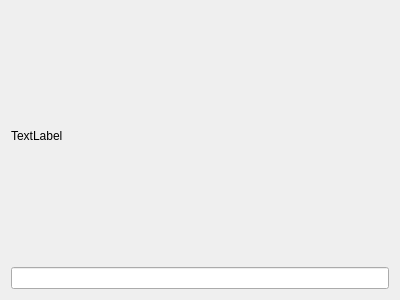
The window that src/admc/fsmo_tab.ui (altlinux/admc) describes before a commit, drawn with Qt 5.
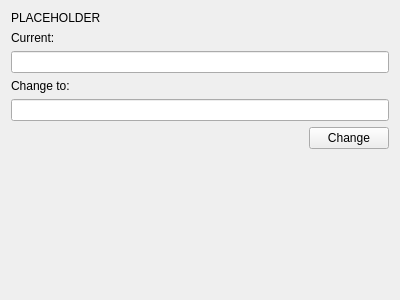
The same window after the commit.

Commit message: display current and possible new fsmo roles

Patch:
```diff
--- a/src/admc/fsmo_tab.ui
+++ b/src/admc/fsmo_tab.ui
@@ -17,12 +17,74 @@
    <item>
     <widget class="QLabel" name="explanation_label">
      <property name="text">
-      <string>TextLabel</string>
+      <string notr="true">PLACEHOLDER</string>
      </property>
     </widget>
    </item>
    <item>
-    <widget class="QLineEdit" name="edit"/>
+    <widget class="QLabel" name="label_2">
+     <property name="text">
+      <string>Current:</string>
+     </property>
+    </widget>
+   </item>
+   <item>
+    <widget class="QLineEdit" name="current_edit">
+     <property name="readOnly">
+      <bool>true</bool>
+     </property>
+    </widget>
+   </item>
+   <item>
+    <widget class="QLabel" name="label">
+     <property name="text">
+      <string>Change to:</string>
+     </property>
+    </widget>
+   </item>
+   <item>
+    <widget class="QLineEdit" name="new_edit">
+     <property name="readOnly">
+      <bool>true</bool>
+     </property>
+    </widget>
+   </item>
+   <item>
+    <layout class="QHBoxLayout" name="horizontalLayout">
+     <item>
+      <spacer name="horizontalSpacer">
+       <property name="orientation">
+        <enum>Qt::Horizontal</enum>
+       </property>
+       <property name="sizeHint" stdset="0">
+        <size>
+         <width>40</width>
+         <height>20</height>
+        </size>
+       </property>
+      </spacer>
+     </item>
+     <item>
+      <widget class="QPushButton" name="change_button">
+       <property name="text">
+        <string>Change</string>
+       </property>
+      </widget>
+     </item>
+    </layout>
+   </item>
+   <item>
+    <spacer name="verticalSpacer">
+     <property name="orientation">
+      <enum>Qt::Vertical</enum>
+     </property>
+     <property name="sizeHint" stdset="0">
+      <size>
+       <width>20</width>
+       <height>40</height>
+      </size>
+     </property>
+    </spacer>
    </item>
   </layout>
  </widget>
```
The commit also changes 6 other files.
